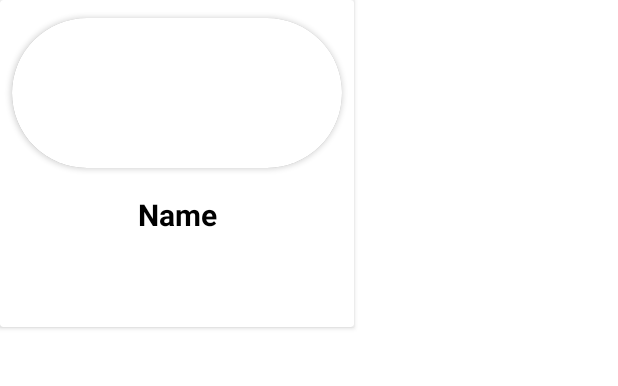
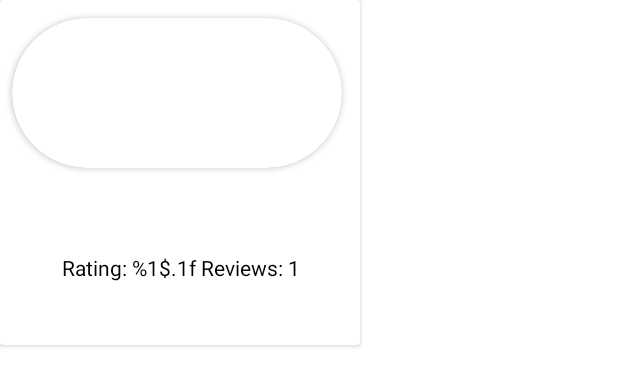
Before and after one commit to deemalmasri/TrainingProject2, an Android app: the layout resturent_list.xml on its own in the app's theme, with its tools: preview values and no code run, on a phone screen of 412 x 824 dp. Shown: the top 386 px of the screen. Run offline under Robolectric (Android 15) with nearby library versions, the phone set to English and light mode, and no system bars; network calls fail.

Commit message:
editing texts

```diff
--- a/app/src/main/res/layout/activity_main.xml
+++ b/app/src/main/res/layout/activity_main.xml
@@ -20,9 +20,9 @@
     <LinearLayout
         android:id="@+id/rlMain"
         android:layout_width="match_parent"
-        android:layout_height="220dp"
+        android:layout_height="230dp"
         android:layout_below="@+id/search_view"
-        android:padding="8dp"
+        android:paddingLeft="8dp"
         android:orientation="vertical">
 
         <TextView
@@ -46,7 +46,7 @@
     <LinearLayout
         android:id="@+id/rlMain2"
         android:layout_width="match_parent"
-        android:layout_height="220dp"
+        android:layout_height="230dp"
         android:layout_below="@+id/rlMain"
         android:padding="8dp"
         android:orientation="vertical">
@@ -71,7 +71,7 @@
     <LinearLayout
         android:id="@+id/rlMain3"
         android:layout_width="match_parent"
-        android:layout_height="220dp"
+        android:layout_height="230dp"
         android:layout_below="@+id/rlMain2"
         android:padding="8dp"
         android:orientation="vertical">
--- a/app/src/main/res/layout/resturent_list.xml
+++ b/app/src/main/res/layout/resturent_list.xml
@@ -2,15 +2,14 @@
 
 <androidx.cardview.widget.CardView
     xmlns:android="http://schemas.android.com/apk/res/android"
-    android:layout_width="236dp"
-    android:layout_height="218dp"
+    android:layout_width="240dp"
+    android:layout_height="230dp"
     android:id="@+id/card_1"
     xmlns:app="http://schemas.android.com/apk/res-auto" >
 
     <RelativeLayout
         android:layout_width="match_parent"
-        android:layout_height="218dp"
-     >
+        android:layout_height="match_parent">
 
         <androidx.cardview.widget.CardView
             android:layout_width="220dp"
@@ -48,20 +47,19 @@
 
         <TextView
             android:id="@+id/displayName"
-            android:layout_width="220dp"
-            android:layout_height="60dp"
+            android:layout_width="224dp"
+            android:layout_height="wrap_content"
             android:layout_above="@+id/display_rating"
             android:layout_alignParentStart="true"
             android:layout_alignParentTop="true"
             android:layout_alignParentEnd="true"
             android:layout_marginStart="8dp"
-            android:layout_marginTop="129dp"
+            android:layout_marginTop="120dp"
             android:layout_marginEnd="8dp"
-            android:layout_marginBottom="-1dp"
-            android:text="Name"
+            android:layout_marginBottom="0dp"
             android:textAlignment="center"
             android:textColor="@color/black"
-            android:textSize="20sp"
+            android:textSize="17sp"
             android:textStyle="bold"
             app:layout_constraintEnd_toEndOf="parent"
             app:layout_constraintRight_toRightOf="parent"
@@ -69,18 +67,19 @@
 
         <TextView
             android:id="@+id/display_rating"
-            android:layout_width="125dp"
-            android:layout_height="wrap_content"
+            android:layout_width="218dp"
+            android:layout_height="46dp"
             android:layout_alignParentStart="true"
             android:layout_alignParentEnd="true"
             android:layout_alignParentBottom="true"
-            android:layout_marginTop="8dp"
             android:layout_marginStart="8dp"
+            android:layout_marginTop="0dp"
             android:layout_marginEnd="8dp"
-            android:layout_marginBottom="8dp"
+            android:layout_marginBottom="15dp"
+            android:text="@string/res_text"
             android:textAlignment="center"
             android:textColor="@color/black"
-            android:textSize="16sp"
+            android:textSize="14sp"
             android:textStyle="normal" />
     </RelativeLayout>
 
```
